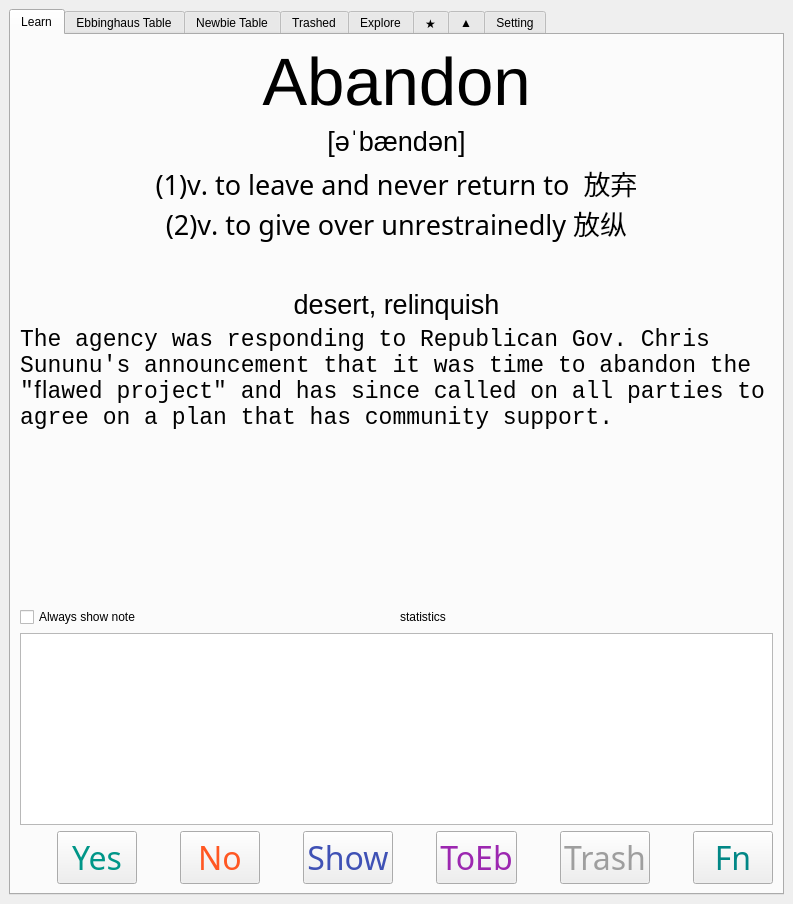
Qt form ui/FightMemPC.ui (zhaomh1998/FightMem) before a commit.
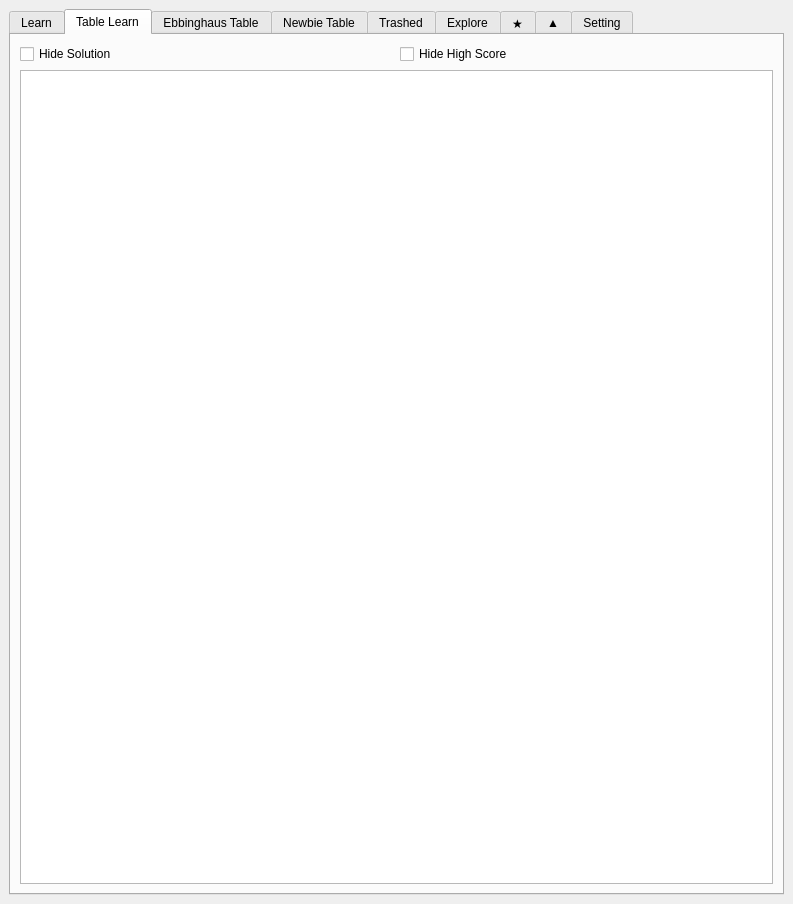
The same form after that commit. The open tabs and pages were chosen to show the change. Icons and pictures are not drawn.

Commit message: add table review mode

Patch:
```diff
--- a/ui/FightMemPC.ui
+++ b/ui/FightMemPC.ui
@@ -446,6 +446,38 @@
         </item>
        </layout>
       </widget>
+      <widget class="QWidget" name="tab_tbLearn">
+       <attribute name="title">
+        <string>Table Learn</string>
+       </attribute>
+       <layout class="QGridLayout" name="gridLayout_9">
+        <item row="0" column="0">
+         <layout class="QVBoxLayout" name="verticalLayout_11">
+          <item>
+           <layout class="QHBoxLayout" name="horizontalLayout_7">
+            <item>
+             <widget class="QCheckBox" name="b_hide_learn_sln">
+              <property name="text">
+               <string>Hide Solution</string>
+              </property>
+             </widget>
+            </item>
+            <item>
+             <widget class="QCheckBox" name="b_hide_learn_hs">
+              <property name="text">
+               <string>Hide High Score</string>
+              </property>
+             </widget>
+            </item>
+           </layout>
+          </item>
+          <item>
+           <widget class="QTableView" name="t_table_learn"/>
+          </item>
+         </layout>
+        </item>
+       </layout>
+      </widget>
       <widget class="QWidget" name="tab_eb">
        <attribute name="title">
         <string>Ebbinghaus Table</string>
```
The commit also changes 4 other files.
